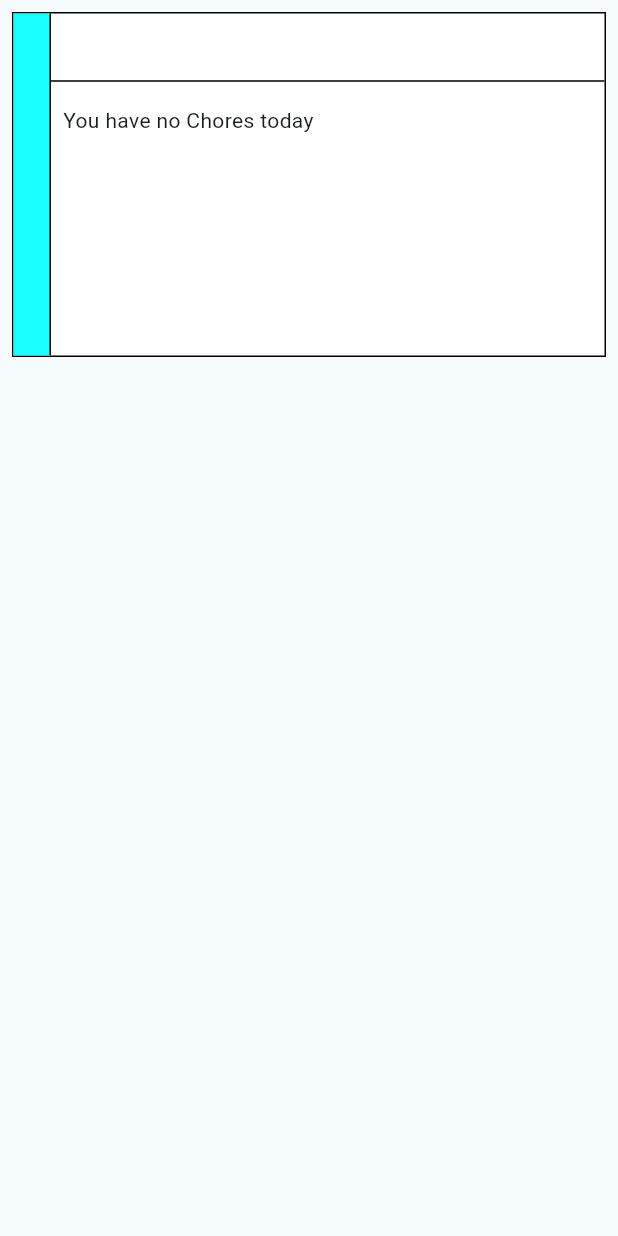
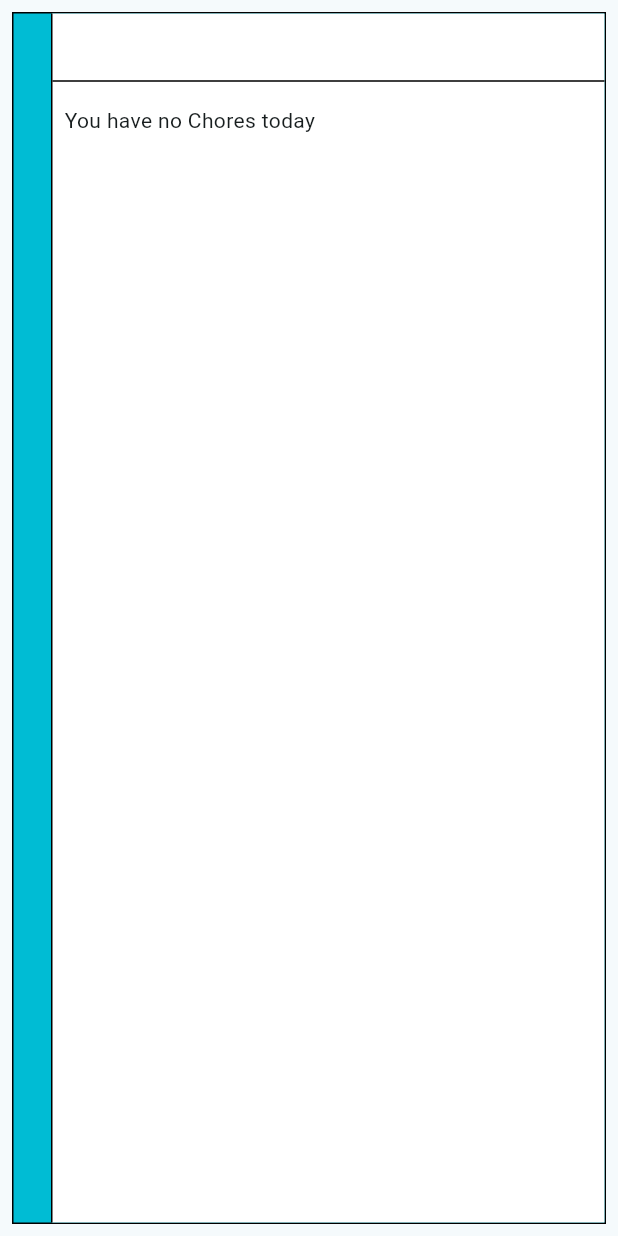
Before and after one commit to 6B-Best-group/TheHousemateApp, a Flutter app: the OtherChoreLists widget shown alone on an empty page, opened directly with empty values, on a phone screen of 412 x 824 dp. Run offline on Flutter 3.47's test engine with Material 3 defaults, Android fonts, the phone set to English and light mode, and no system bars; our stand-ins replace flutter_calendar_carousel; missing offline and left inert: dart:ffi; accounts and stored records are empty.

Commit message:
added a fix to the calendar page

```diff
--- a/housemate_app/lib/calender-page/calender.dart
+++ b/housemate_app/lib/calender-page/calender.dart
@@ -334,7 +334,7 @@ class _CalenderHomePageState extends State<CalenderPage>
                                     currentDate,
                                   ) // set a minimum size for this // other user chores
                                   ? ListView.builder(
-                                    shrinkWrap: true,
+                                    //shrinkWrap: true,
                                     itemCount:
                                         otherUserDateChores[currentDate]!
                                             .length,
--- a/housemate_app/lib/calender-page/widgets/chore_widgets/other_chore/other_chore_lists.dart
+++ b/housemate_app/lib/calender-page/widgets/chore_widgets/other_chore/other_chore_lists.dart
@@ -16,25 +16,39 @@ class OtherChoreLists extends StatelessWidget {
     return Padding(
       padding: const EdgeInsets.all(8.0),
       child: Container(
-        constraints: const BoxConstraints(maxHeight: 230, minHeight: 40),
+        constraints: const BoxConstraints(
+          //maxHeight: 230,
+          minHeight: 40
+          ),
         decoration: BoxDecoration(
-          color: Colors.white,
+          color: Colors.cyan,
           border: Border.all(color: Colors.black, width: 1),
         ),
         //width: double.maxFinite,
         child: Row(
+          mainAxisSize: MainAxisSize.min,
           children: [
             // change this to a user color later
-            Container(
-              decoration: const BoxDecoration(
-                border: Border(
-                  right: BorderSide(color: Colors.black, width: 1),
-                ),
-                color: Colors.cyanAccent,
-              ),
+            // Container(
+            //   decoration: const BoxDecoration(
+            //     border: Border(
+            //       right: BorderSide(color: Colors.black, width: 1),
+            //     ),
+            //     color: Colors.cyanAccent,
+            //   ),
+            //   width: 25,
+            // ),
+            const SizedBox(
               width: 25,
             ),
-            Expanded(
+            Flexible(
+              child: Container(
+                decoration: const BoxDecoration(
+                  color: Colors.white,
+                  border: Border(
+                    left:BorderSide (color: Colors.black, width: 1)
+                    ),
+                ),
                 child: Column(
                   //mainAxisAlignment: MainAxisAlignment.start,
                   crossAxisAlignment: CrossAxisAlignment.start,
@@ -54,7 +68,12 @@ class OtherChoreLists extends StatelessWidget {
                           child: Text("You have no Chores today"),
                         ) // if the list is empty
                         : Padding(
-                        padding: const EdgeInsets.all(4),
+                          padding: const EdgeInsets.only(
+                            left: 4,
+                            top: 4,
+                            bottom: 10,
+                            right: 4,
+                            ),
                           child: ListView.builder(
                             // if the list isnt empty
                             physics: const ClampingScrollPhysics(),
@@ -71,6 +90,7 @@ class OtherChoreLists extends StatelessWidget {
                   ],
                 ),
               ),
+            ),
           ],
         ),
       ),
```
Lines whose indentation alone changed are shown as unchanged.
